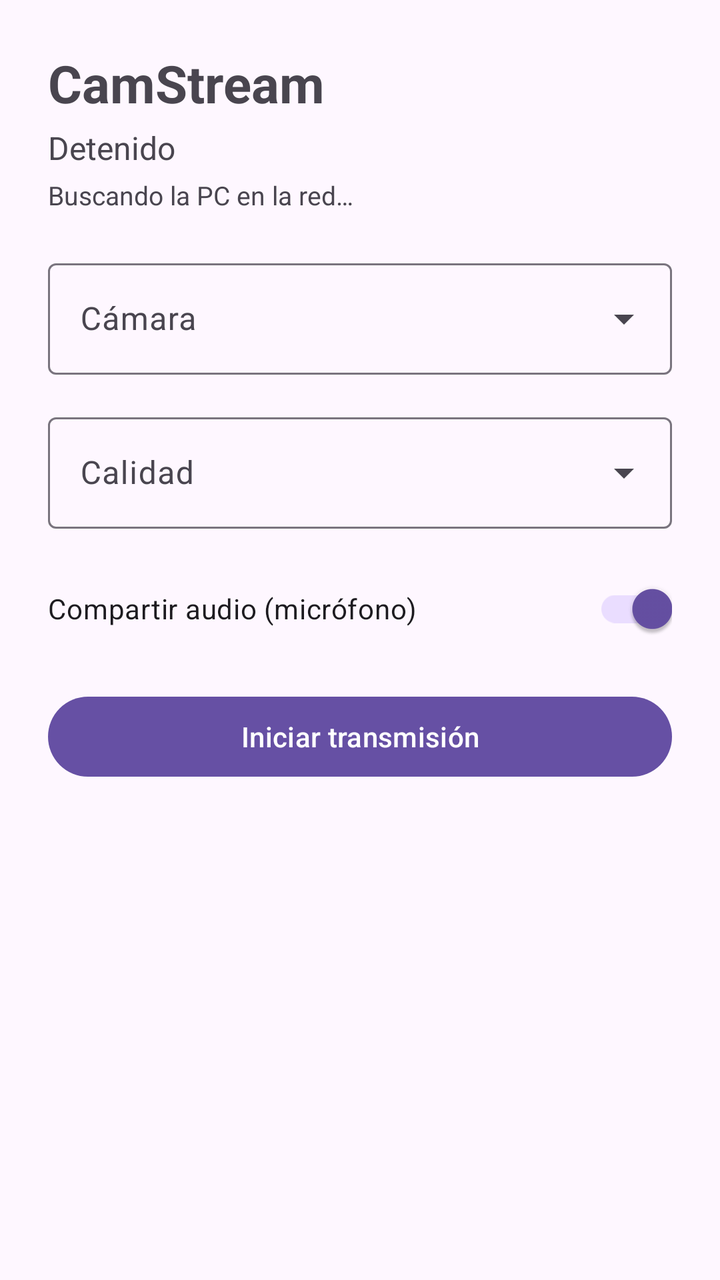
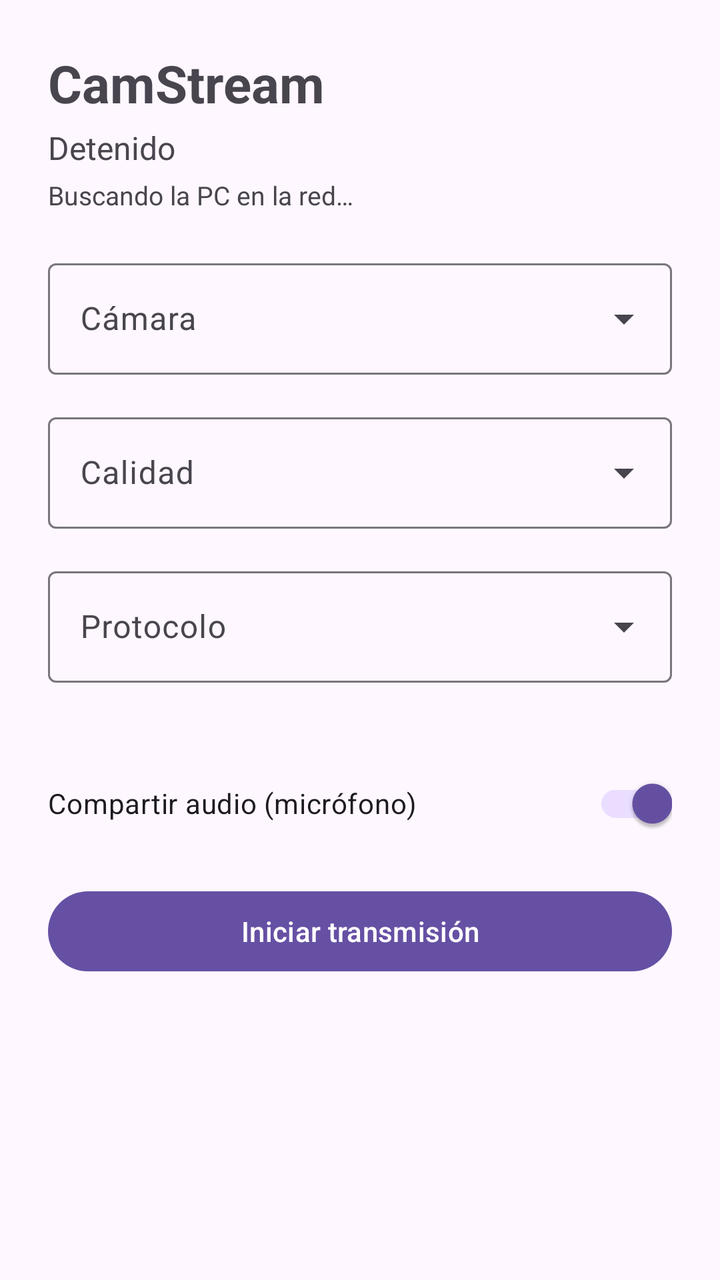

Two renders of the same Android screen: before a commit and after it. Below are the layout's source before the change and the commit's diff.
<!-- AndroidManifest.xml: application theme Theme.CamStream -->
<!-- res/layout/activity_main.xml -->
<?xml version="1.0" encoding="utf-8"?>
<ScrollView xmlns:android="http://schemas.android.com/apk/res/android"
    xmlns:app="http://schemas.android.com/apk/res-auto"
    android:layout_width="match_parent"
    android:layout_height="match_parent"
    android:fillViewport="true">

    <LinearLayout
        android:layout_width="match_parent"
        android:layout_height="wrap_content"
        android:orientation="vertical"
        android:padding="24dp">

        <TextView
            android:layout_width="wrap_content"
            android:layout_height="wrap_content"
            android:text="@string/app_name"
            android:textSize="26sp"
            android:textStyle="bold"
            android:layout_marginBottom="4dp" />

        <TextView
            android:id="@+id/statusText"
            android:layout_width="match_parent"
            android:layout_height="wrap_content"
            android:text="@string/status_idle"
            android:textSize="16sp"
            android:layout_marginBottom="4dp" />

        <TextView
            android:id="@+id/pcStatusText"
            android:layout_width="match_parent"
            android:layout_height="wrap_content"
            android:text="@string/pc_searching"
            android:textSize="13sp"
            android:layout_marginBottom="20dp" />

        <com.google.android.material.textfield.TextInputLayout
            style="@style/Widget.Material3.TextInputLayout.OutlinedBox.ExposedDropdownMenu"
            android:layout_width="match_parent"
            android:layout_height="wrap_content"
            android:hint="@string/label_camera"
            android:layout_marginBottom="16dp">

            <AutoCompleteTextView
                android:id="@+id/cameraDropdown"
                android:layout_width="match_parent"
                android:layout_height="wrap_content"
                android:inputType="none" />
        </com.google.android.material.textfield.TextInputLayout>

        <com.google.android.material.textfield.TextInputLayout
            style="@style/Widget.Material3.TextInputLayout.OutlinedBox.ExposedDropdownMenu"
            android:layout_width="match_parent"
            android:layout_height="wrap_content"
            android:hint="@string/label_quality"
            android:layout_marginBottom="16dp">

            <AutoCompleteTextView
                android:id="@+id/qualityDropdown"
                android:layout_width="match_parent"
                android:layout_height="wrap_content"
                android:inputType="none" />
        </com.google.android.material.textfield.TextInputLayout>

        <com.google.android.material.switchmaterial.SwitchMaterial
            android:id="@+id/audioSwitch"
            android:layout_width="match_parent"
            android:layout_height="wrap_content"
            android:text="@string/label_share_audio"
            android:checked="true"
            android:layout_marginBottom="16dp" />

        <com.google.android.material.button.MaterialButton
            android:id="@+id/toggleButton"
            android:layout_width="match_parent"
            android:layout_height="wrap_content"
            android:text="@string/start_streaming" />

    </LinearLayout>
</ScrollView>
<!-- resources referenced by this layout -->
<resources>
  <string name="app_name">CamStream</string>
  <string name="label_camera">Cámara</string>
  <string name="label_quality">Calidad</string>
  <string name="label_share_audio">Compartir audio (micrófono)</string>
  <string name="pc_searching">Buscando la PC en la red…</string>
  <string name="start_streaming">Iniciar transmisión</string>
  <string name="status_idle">Detenido</string>
  <style name="Theme.CamStream" parent="Theme.Material3.DayNight.NoActionBar">
          <item name="colorPrimary">@color/purple_500</item>
          <item name="colorOnPrimary">@android:color/white</item>
      </style>
  <color name="purple_500">#6650a4</color>
</resources>

<!-- the commit's change to res/layout/activity_main.xml (unified diff, before → after) -->
@@ -63,6 +63,27 @@
                 android:inputType="none" />
         </com.google.android.material.textfield.TextInputLayout>
 
+        <com.google.android.material.textfield.TextInputLayout
+            style="@style/Widget.Material3.TextInputLayout.OutlinedBox.ExposedDropdownMenu"
+            android:layout_width="match_parent"
+            android:layout_height="wrap_content"
+            android:hint="@string/label_protocol"
+            android:layout_marginBottom="4dp">
+
+            <AutoCompleteTextView
+                android:id="@+id/protocolDropdown"
+                android:layout_width="match_parent"
+                android:layout_height="wrap_content"
+                android:inputType="none" />
+        </com.google.android.material.textfield.TextInputLayout>
+
+        <TextView
+            android:id="@+id/protocolDescriptionText"
+            android:layout_width="match_parent"
+            android:layout_height="wrap_content"
+            android:textSize="12sp"
+            android:layout_marginBottom="16dp" />
+
         <com.google.android.material.switchmaterial.SwitchMaterial
             android:id="@+id/audioSwitch"
             android:layout_width="match_parent"
<!-- resource entries referenced after the edit -->
@@ -2,6 +2,7 @@
 <resources>
   <string name="app_name">CamStream</string>
   <string name="label_camera">Cámara</string>
+  <string name="label_protocol">Protocolo</string>
   <string name="label_quality">Calidad</string>
   <string name="label_share_audio">Compartir audio (micrófono)</string>
   <string name="pc_searching">Buscando la PC en la red…</string>
